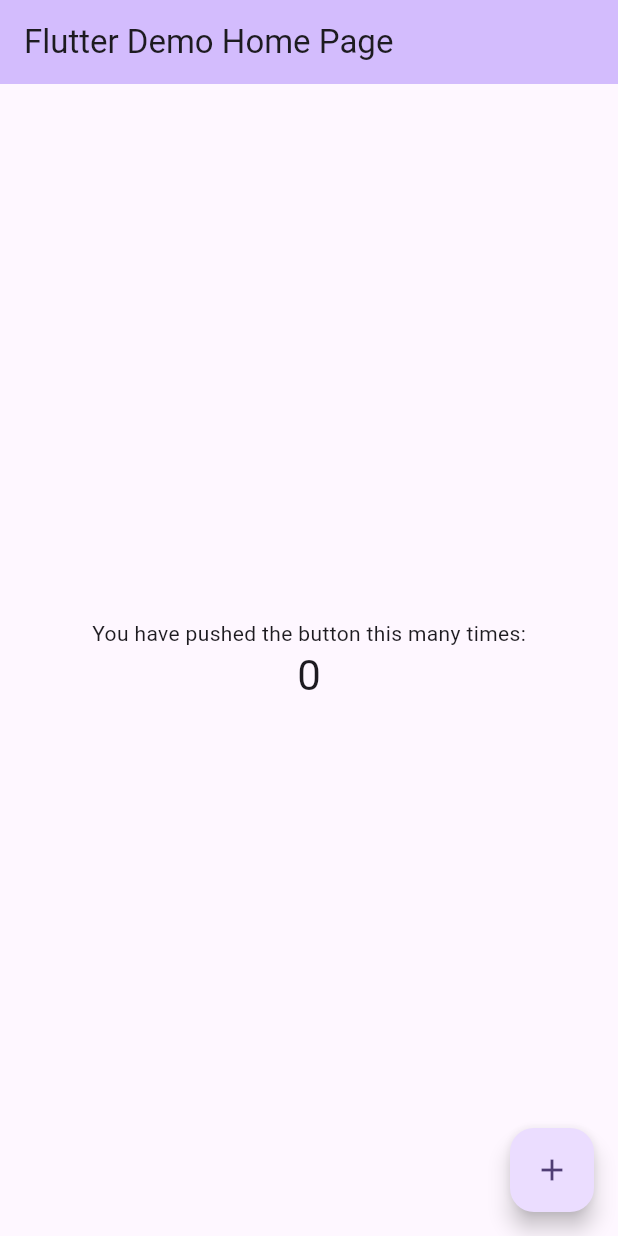
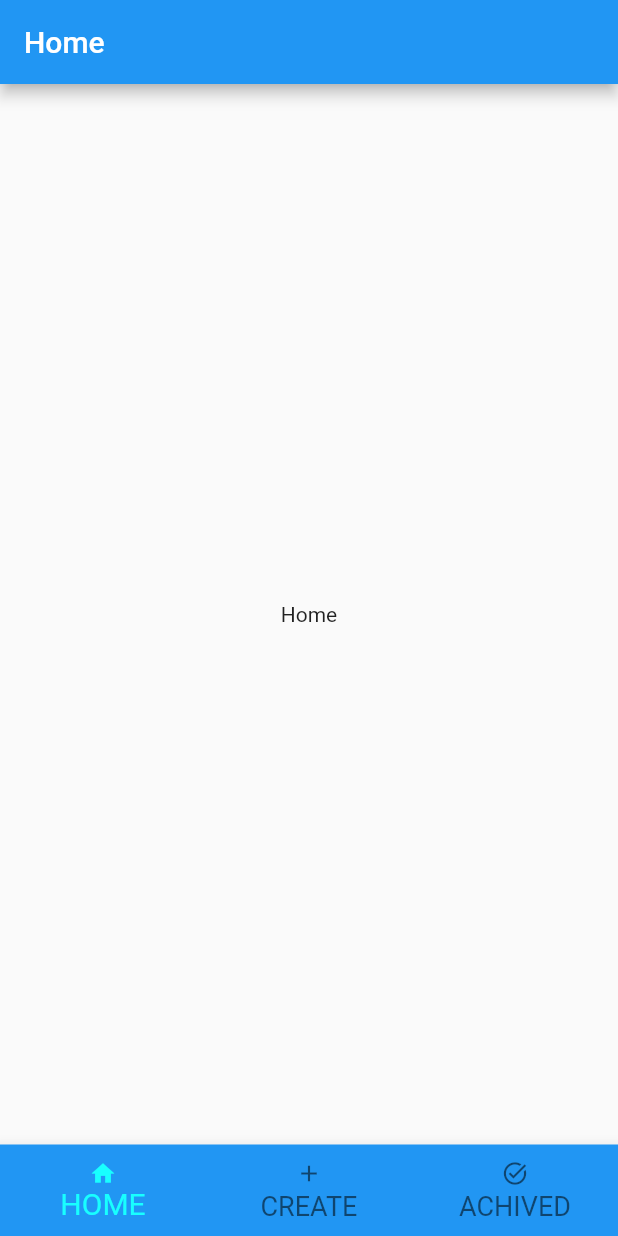
Before and after one commit to marlion01/to_do_list_with_flutter, a Flutter app: the screen it shows after launch, on a phone screen of 412 x 824 dp. Run offline on Flutter 3.47's test engine with Material 2 defaults, Android fonts, the phone set to English and light mode, and no system bars.

Commit message:
"Done bottomNavigationBar"

```diff
--- a/lib/home.dart
+++ /dev/null
@@ -1,48 +0,0 @@
-import 'package:flutter/material.dart';
-class MyHomePage extends StatefulWidget {
-  const MyHomePage({super.key, required this.title});
-  final String title;
-  @override
-  State<MyHomePage> createState() => _MyHomePageState();
-}
-
-class _MyHomePageState extends State<MyHomePage> {
-  int _counter = 0;
-
-  void _incrementCounter() {
-    // ignore: avoid_print
-    print("_ incrementCounter ok");
-    setState(() {
-      _counter++;
-    });
-  }
-
-  @override
-  Widget build(BuildContext context) {
-    return Scaffold(
-      appBar: AppBar(
-        backgroundColor: Theme.of(context).colorScheme.inversePrimary,
-        title: Text(widget.title),
-      ),
-      body: Center(
-        child: Column(
-          mainAxisAlignment: MainAxisAlignment.center,
-          children: <Widget>[
-            const Text(
-              'You have pushed the button this many times:',
-            ),
-            Text(
-              '$_counter',
-              style: Theme.of(context).textTheme.headlineMedium,
-            ),
-          ],
-        ),
-      ),
-      floatingActionButton: FloatingActionButton(
-        onPressed: _incrementCounter,
-        tooltip: 'Increment',
-        child: const Icon(Icons.add),
-      ),
-    );
-  }
-}
--- a/lib/main.dart
+++ b/lib/main.dart
@@ -1,22 +1,5 @@
 import 'package:flutter/material.dart';
-import 'home.dart';
+import 'src/app.dart';
 void main() {
   runApp(const MyApp());
 }
-
-class MyApp extends StatelessWidget {
-  const MyApp({super.key});
-
-  // This widget is the root of your application.
-  @override
-  Widget build(BuildContext context) {
-    return MaterialApp(
-      title: 'Flutter Demo',
-      theme: ThemeData(
-        colorScheme: ColorScheme.fromSeed(seedColor: Colors.deepPurple),
-        useMaterial3: true,
-      ),
-      home: const MyHomePage(title: 'Flutter Demo Home Page'),
-    );
-  }
-}
--- a/lib/src/app.dart
+++ b/lib/src/app.dart
@@ -0,0 +1,70 @@
+import 'package:flutter/material.dart';
+import'screen/home.dart';
+import 'screen/create_todo.dart';
+import 'screen/achive_todo.dart';
+
+class MyApp extends StatelessWidget {
+  const MyApp({Key?key}):super(key:key);
+  @override
+  Widget build(BuildContext context) {
+    return MaterialApp(
+      title: 'Flutter Demo',
+      theme: ThemeData(
+        primarySwatch: Colors.blue,
+      ),
+      home: const MyStatefulWidget(),
+    );
+  }
+}
+class MyStatefulWidget extends StatefulWidget{
+  const MyStatefulWidget({Key?key}):super(key:key);
+  @override
+  State<MyStatefulWidget> createState()=>_MyStatefulWidgetState();
+}
+class _MyStatefulWidgetState extends State<MyStatefulWidget>{
+  static const _screen=[
+    HomeScreen(),
+    CreateTodo(),
+    AchiveTodo(),
+  ];
+  int _selectedindex = 0;
+  void _onItemTapped(int index){
+    setState((){
+      _selectedindex=index;
+    });
+  }
+  @override
+  Widget build(BuildContext context){
+    return Scaffold(
+      body:_screen[_selectedindex],
+      bottomNavigationBar: BottomNavigationBar(
+        currentIndex: _selectedindex,
+        onTap: _onItemTapped,
+        items: const [
+          BottomNavigationBarItem(
+              icon: Icon(Icons.home),
+              label:'HOME',
+              tooltip: "This is a Home Page",
+          ),
+          BottomNavigationBarItem(icon: Icon(
+              Icons.add),
+              label:'CREATE',
+              tooltip: "To Create Todo List"
+          ),
+          BottomNavigationBarItem(
+              icon: Icon(Icons.task_alt_sharp),
+              label:'ACHIVED',
+              tooltip: "Achived Todo List",
+          )
+        ],
+        type: BottomNavigationBarType.fixed,
+        backgroundColor: Colors.blue,
+        enableFeedback: true,
+        iconSize:18,
+        selectedFontSize: 20,
+        unselectedFontSize: 18,
+        selectedItemColor: Colors.cyanAccent,
+      ),
+    );
+  }
+}
--- a/lib/src/screen/achive_todo.dart
+++ b/lib/src/screen/achive_todo.dart
@@ -0,0 +1,15 @@
+import 'package:flutter/material.dart';
+class AchiveTodo extends StatelessWidget{
+  const AchiveTodo({Key? key}):super(key:key);
+  @override
+  Widget build(BuildContext context) {
+    return Scaffold(
+        appBar: AppBar(
+          title: const Text('Achive todo'),
+        ),
+        body: const Center(
+          child: Text('Achive todo'),
+        )
+    );
+  }
+}
--- /dev/null
+++ b/lib/src/screen/home.dart
@@ -0,0 +1,15 @@
+import 'package:flutter/material.dart';
+class HomeScreen extends StatelessWidget{
+  const HomeScreen({Key? key}):super(key:key);
+  @override
+  Widget build(BuildContext context) {
+    return Scaffold(
+        appBar: AppBar(
+          title: const Text('Home'),
+        ),
+        body: const Center(
+          child: Text('Home'),
+        )
+    );
+  }
+}
--- a/lib/src/settings/settings.dart
+++ b/lib/src/settings/settings.dart
@@ -0,0 +1 @@
+import 'package:flutter/material.dart';
```
